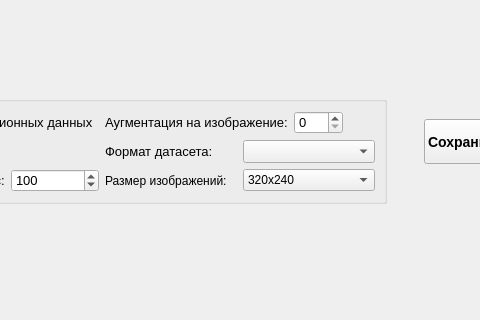
This is src/interface_module/uis/tabs/project_tab.ui in b1t0nese/MacLearn as Qt 5 draws it before an edit; both pictures show x 159 to 639 and y 180 to 500 of the 760 by 500 pixel window. The edited form follows.
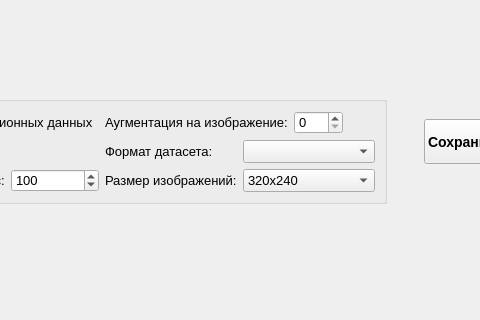
This is the edited form.

Commit message: macos/linux support, chromedriver signing, worker thread detach, new project menu, ui and docs

```diff
--- a/src/interface_module/uis/tabs/project_tab.ui
+++ b/src/interface_module/uis/tabs/project_tab.ui
@@ -176,10 +176,8 @@
          <layout class="QHBoxLayout" name="horizontalLayout_3">
           <item>
            <widget class="QLabel" name="label_3">
-            <property name="font">
-             <font>
-              <pointsize>9</pointsize>
-             </font>
+            <property name="styleSheet">
+             <string notr="true">font-size: 13px;</string>
             </property>
             <property name="text">
              <string>Размер изображений:</string>
@@ -188,10 +186,8 @@
           </item>
           <item>
            <widget class="QComboBox" name="combo_images_size">
-            <property name="font">
-             <font>
-              <pointsize>9</pointsize>
-             </font>
+            <property name="styleSheet">
+             <string notr="true">font-size: 13px;</string>
             </property>
             <item>
              <property name="text">
```
Left out of the diff: 5 changed lines with no effect on the pictures. The commit also changes 13 other files.
